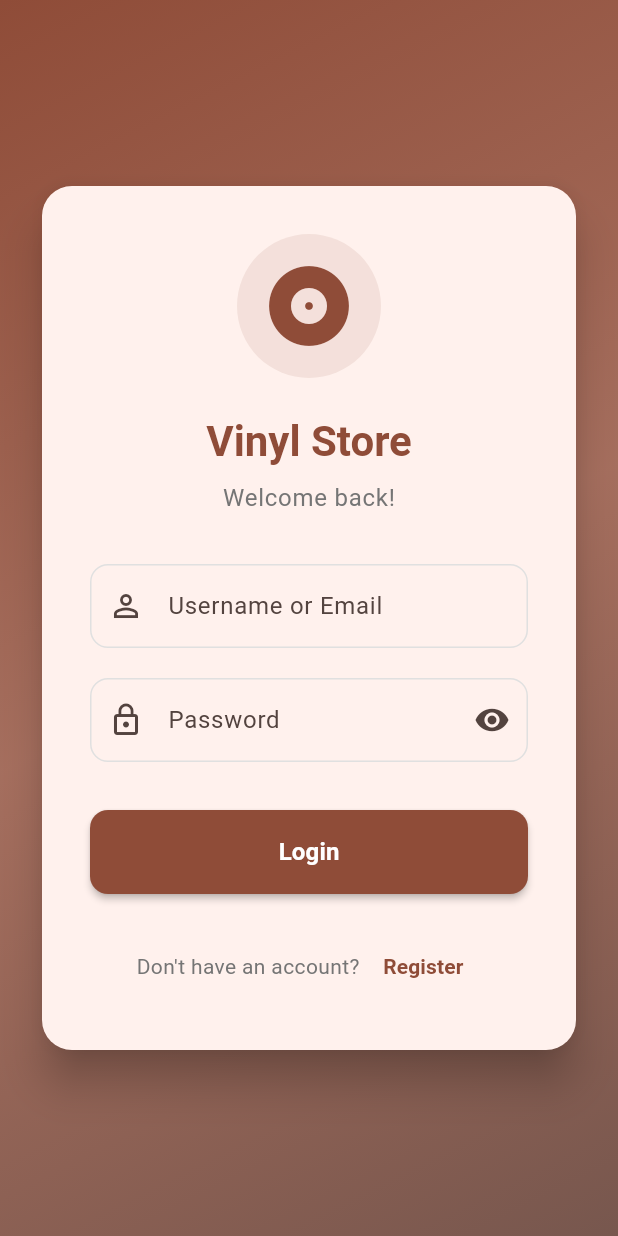
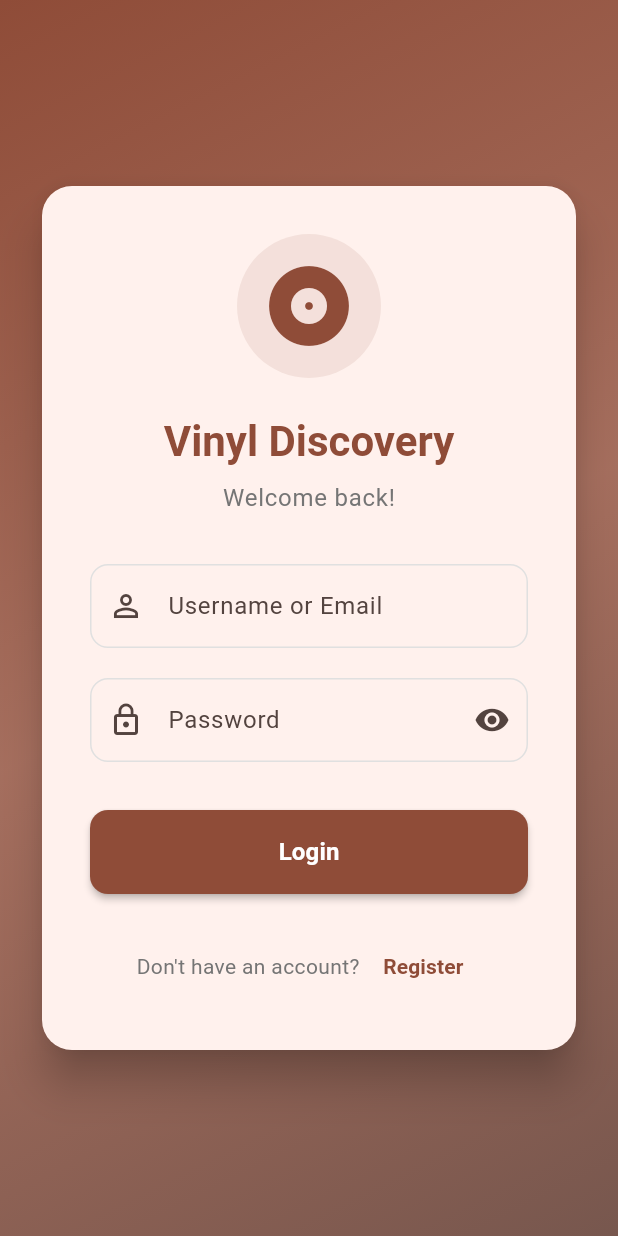
Before and after one commit to sweethoneybuckin/123220114-Projek-Akhir-TPM-Teori, a Flutter app: the screen it shows after launch, on a phone screen of 412 x 824 dp. Run offline on Flutter 3.47's test engine with Material 3 defaults, Android fonts, the phone set to English and light mode, and no system bars; our stand-ins replace flutter_local_notifications, geocoding, geolocator, image_picker, sensors_plus, shared_preferences and 2 more; accounts and stored records are empty.

Commit message:
udah udah

```diff
--- a/lib/pages/login_page.dart
+++ b/lib/pages/login_page.dart
@@ -172,7 +172,7 @@ class _LoginPageState extends State<LoginPage> with TickerProviderStateMixin {
                             const SizedBox(height: 24),
 
                             Text(
-                              'Vinyl Store',
+                              'Vinyl Discovery',
                               style: Theme.of(context).textTheme.headlineMedium?.copyWith(
                                 fontWeight: FontWeight.bold,
                                 color: Theme.of(context).colorScheme.primary,
--- a/lib/pages/vinyl_home_page.dart
+++ b/lib/pages/vinyl_home_page.dart
@@ -301,7 +301,7 @@ class _VinylHomePageState extends State<VinylHomePage>
                   const SizedBox(width: 8),
                   Expanded(
                     child: Text(
-                      'Vinyl Store',
+                      'Vinyl Discovery',
                       style: Theme.of(context).textTheme.headlineMedium?.copyWith(
                         color: Colors.white,
                         fontWeight: FontWeight.bold,
@@ -807,7 +807,7 @@ class _VinylHomePageState extends State<VinylHomePage>
         items: [
           const BottomNavigationBarItem(
             icon: Icon(Icons.album),
-            label: 'Vinyl Store',
+            label: 'Vinyl Discovery',
           ),
           const BottomNavigationBarItem(
             icon: Icon(Icons.event),
```
